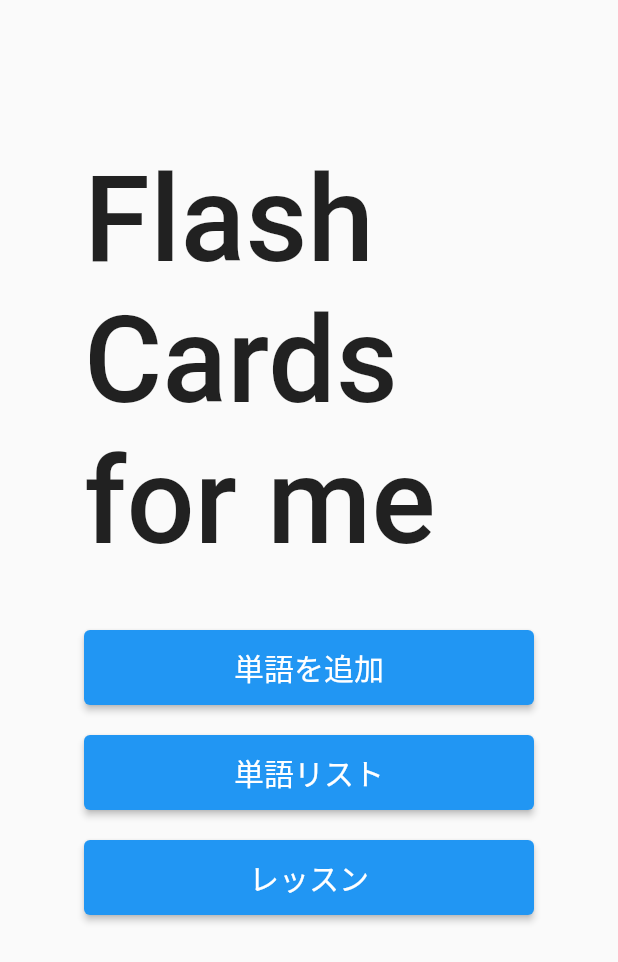
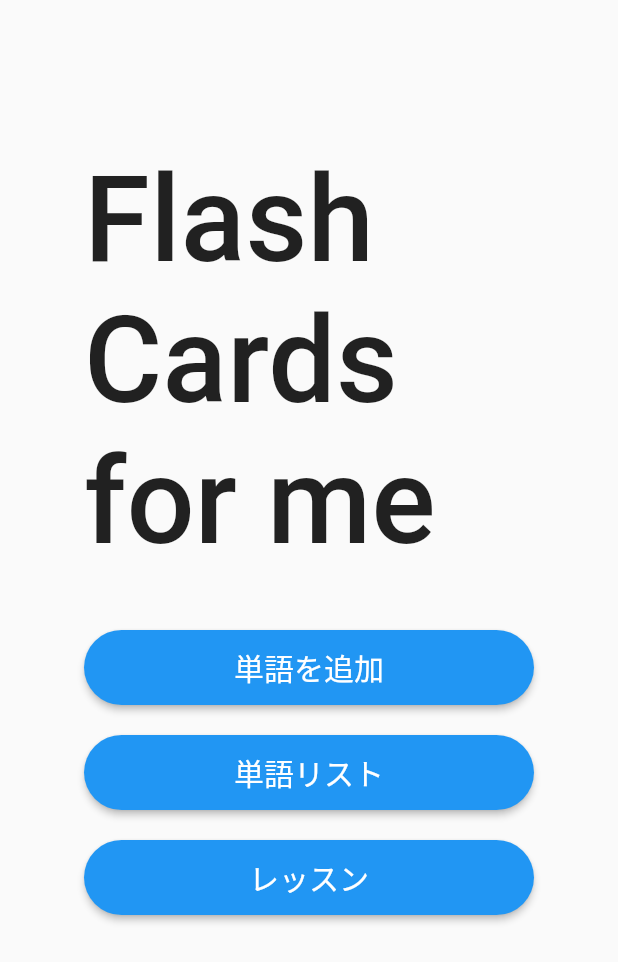
Before and after one commit to bangbang400/FlashCardsForMe_Flutter, a Flutter app: the screen it shows after launch, on a phone screen of 412 x 824 dp. Shown: the top 962 px of the screen. Run offline on Flutter 3.47's test engine with Material 2 defaults, Android fonts, the phone set to English and light mode, and no system bars.

Commit message:
style:ホーム画面のボタンを丸くする

```diff
--- a/lib/view/home_page.dart
+++ b/lib/view/home_page.dart
@@ -42,7 +42,11 @@ class HomePage extends StatelessWidget {
                         // color: Colors.black87,
                         fontSize: 20,
                       ),),
-                    style: ButtonStyle(),
+                    style: ElevatedButton.styleFrom(
+                      shape: RoundedRectangleBorder(
+                        borderRadius: BorderRadius.circular(50),
+                      )
+                    ),
                   ),
                 ),
               ),
@@ -64,7 +68,11 @@ class HomePage extends StatelessWidget {
                         // color: Colors.black87,
                         fontSize: 20,
                       ),),
-                    style: ButtonStyle(),
+                    style: ElevatedButton.styleFrom(
+                        shape: RoundedRectangleBorder(
+                          borderRadius: BorderRadius.circular(50),
+                        )
+                    ),
                   ),
                 ),
               ),
@@ -86,7 +94,11 @@ class HomePage extends StatelessWidget {
                         // color: Colors.black87,
                         fontSize: 20,
                       ),),
-                    style: ButtonStyle(),
+                    style: ElevatedButton.styleFrom(
+                        shape: RoundedRectangleBorder(
+                          borderRadius: BorderRadius.circular(50),
+                        )
+                    ),
                   ),
                 ),
               ),
```
Also changed, not shown: 4 other files.
